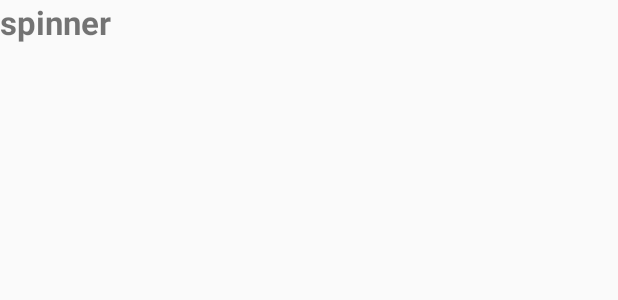
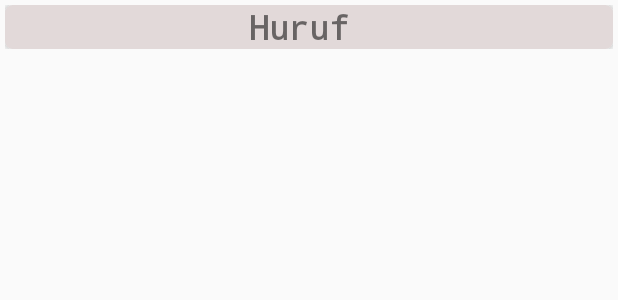
Before and after one commit to iamjue/PraBot, an Android app: the layout list_datasandi.xml on its own in the app's theme, with its tools: preview values and no code run, on a phone screen of 412 x 824 dp. Shown: the top 300 px of the screen. Run offline under Robolectric (Android 15) with nearby library versions, the phone set to English and light mode, and no system bars.

Commit message:
rev UI UX

```diff
--- a/app/build.gradle
+++ b/app/build.gradle
@@ -28,4 +28,5 @@ dependencies {
     implementation 'com.android.support:design:28.0.0'
     implementation 'com.android.volley:volley:1.1.0'
     implementation 'com.codesgood:justifiedtextview:1.1.0'
+    implementation 'com.android.support:cardview-v7:28.0.0'
 }
--- a/app/src/main/java/com/devcamp/prabot/SpinnerAdapter.java
+++ b/app/src/main/java/com/devcamp/prabot/SpinnerAdapter.java
@@ -44,12 +44,12 @@ public class SpinnerAdapter extends BaseAdapter {
         if (convertView == null)
             convertView = inflater.inflate(R.layout.list_datasandi, null);
 
-        TextView dataSandi = (TextView) convertView.findViewById(R.id.tv_spinner);
+        TextView dataSandi = (TextView) convertView.findViewById(R.id.tv_spinner_huruf);
 
         DataSandiItem data;
         data = dataSandiItems.get(position);
 
-        dataSandi.setText(data.getHuruf() +" - X = "+data.derajat_lengan_x+" - Y = "+data.derajat_lengan_y );
+        dataSandi.setText("Huruf "+data.getHuruf());
 
         return convertView;
     }
--- a/app/src/main/res/layout/activity_login.xml
+++ b/app/src/main/res/layout/activity_login.xml
@@ -50,7 +50,7 @@
 
         <ImageView
             android:layout_width="50dp"
-            android:layout_height="50dp"
+            android:layout_height="60dp"
             android:background="@color/colorBgicon"
             android:src="@drawable/ic_email_white_45dp" />
 
@@ -82,7 +82,7 @@
 
         <ImageView
             android:layout_width="50dp"
-            android:layout_height="50dp"
+            android:layout_height="60dp"
             android:background="@color/colorBgicon"
             android:src="@drawable/ic_lock_white_45dp" />
 
--- a/app/src/main/res/layout/list_datasandi.xml
+++ b/app/src/main/res/layout/list_datasandi.xml
@@ -1,13 +1,48 @@
 <?xml version="1.0" encoding="utf-8"?>
-<LinearLayout
-    xmlns:android="http://schemas.android.com/apk/res/android"
+<RelativeLayout xmlns:android="http://schemas.android.com/apk/res/android"
+    xmlns:app="http://schemas.android.com/apk/res-auto"
     android:layout_width="match_parent"
-    android:layout_height="match_parent">
-    <TextView
-        android:layout_width="wrap_content"
+    android:layout_height="wrap_content"
+    android:paddingTop="3dp"
+    android:paddingLeft="3dp"
+    android:paddingRight="3dp">
+
+    <android.support.v7.widget.CardView
+        android:layout_width="match_parent"
         android:layout_height="wrap_content"
-        android:id="@+id/tv_spinner"
-        android:text="spinner"
-        android:textStyle="bold"
-        android:textSize="10pt"/>
-</LinearLayout>
+        app:cardBackgroundColor="#E2D9D9"
+        app:cardCornerRadius="5dp"
+        app:cardElevation="4dp"
+        app:cardMaxElevation="5dp"
+        app:cardPreventCornerOverlap="true">
+
+        <LinearLayout
+            android:layout_width="match_parent"
+            android:layout_height="wrap_content"
+            android:orientation="vertical">
+
+            <TextView
+                android:id="@+id/tv_spinner_huruf"
+                android:layout_width="match_parent"
+                android:layout_height="wrap_content"
+                android:fontFamily="monospace"
+                android:text="Huruf "
+                android:textAlignment="center"
+                android:textSize="10pt"
+                android:textStyle="bold" />
+
+            <!--<TextView-->
+                <!--android:id="@+id/tv_spinner_sandi_morse"-->
+                <!--android:layout_width="match_parent"-->
+                <!--android:layout_height="wrap_content"-->
+                <!--android:fontFamily="monospace"-->
+                <!--android:text=".-  "-->
+                <!--android:textAlignment="center"-->
+                <!--android:textSize="10pt"-->
+                <!--android:textStyle="bold" />-->
+        </LinearLayout>
+
+
+    </android.support.v7.widget.CardView>
+
+</RelativeLayout>
```
Also changed, not shown: app/src/main/java/com/devcamp/prabot/AboutBioActivity.java (added, +31 -0 lines), app/src/main/res/layout/activity_mulai.xml (+23 -5 lines), app/src/main/res/drawable/profilfoto.jpeg (added).
